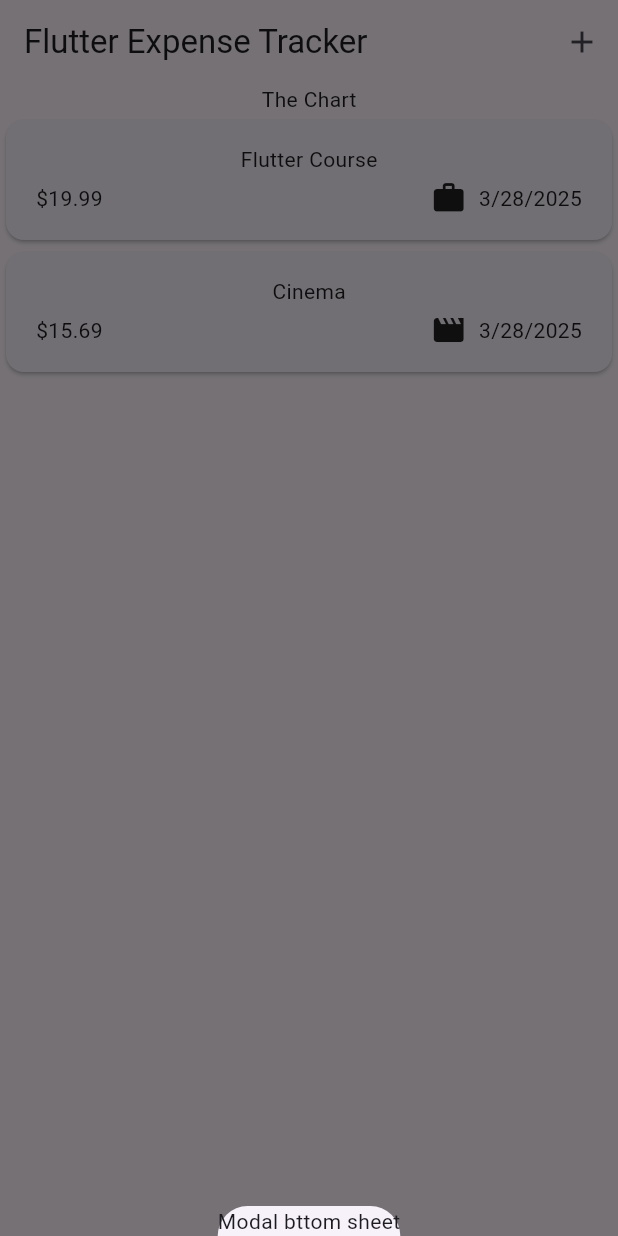
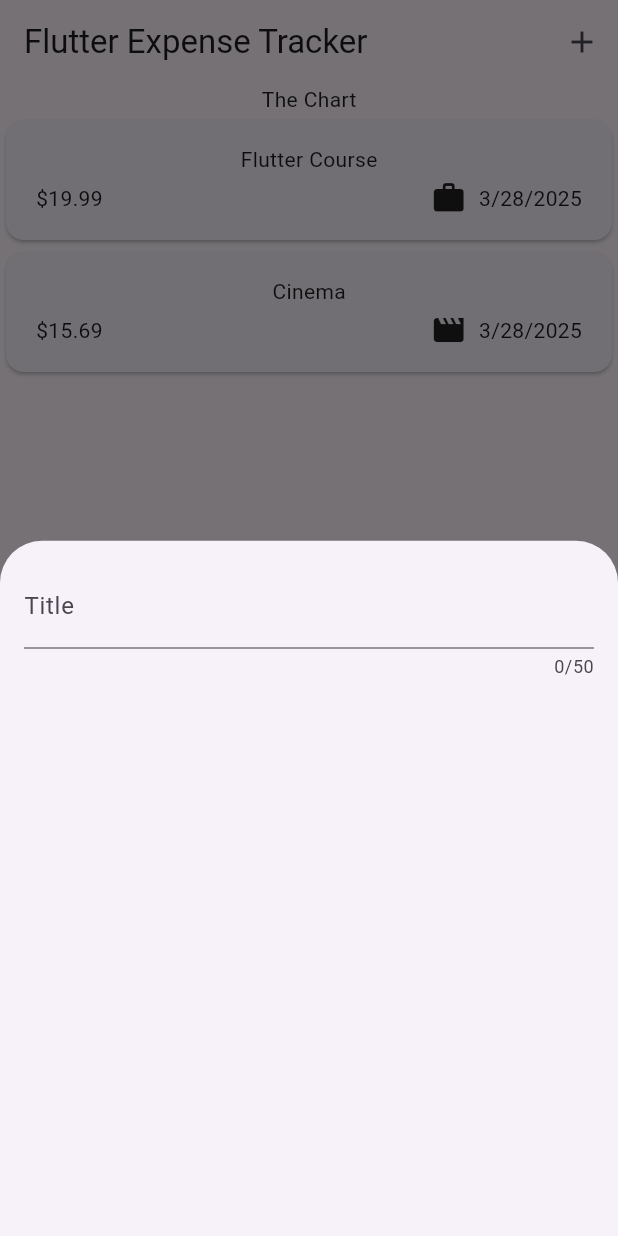
Before and after one commit to joehfree/academind-flutter-course, a Flutter app: the screen it shows after launch, after a tap on the "add" icon, on a phone screen of 412 x 824 dp. Run offline on Flutter 3.47's test engine with Material 3 defaults, Android fonts, the phone set to English and light mode, and no system bars; our stand-ins replace google_fonts.

Commit message:
Lecture 108:  Handling user text input with the TextField widget

```diff
--- a/expense_tracker/lib/widgets/expenses.dart
+++ b/expense_tracker/lib/widgets/expenses.dart
@@ -1,3 +1,4 @@
+import 'package:expense_tracker/widgets/new_expense.dart';
 import 'package:flutter/material.dart';
 import 'package:expense_tracker/models/expense.dart';
 import 'package:expense_tracker/widgets/expenses_list/expenses_list.dart';
@@ -20,7 +21,7 @@ class _ExpensesState extends State<Expenses> {
   void _openAddExpenseOverlay() {
     showModalBottomSheet(
       context: context,
-      builder: (ctx) => Text('Modal bttom sheet'),
+      builder: (ctx) => const NewExpense(),
     );
   }
 
--- /dev/null
+++ b/expense_tracker/lib/widgets/new_expense.dart
@@ -0,0 +1,30 @@
+import 'package:flutter/material.dart';
+
+class NewExpense extends StatefulWidget {
+  const NewExpense({super.key});
+
+  @override
+  State<NewExpense> createState() {
+    return _NewExpenseState();
+  }
+}
+
+class _NewExpenseState extends State<NewExpense> {
+  @override
+  Widget build(BuildContext context) {
+    return Padding(
+      padding: const EdgeInsets.all(16),
+      child: Column(
+        children: const [
+          TextField(
+            maxLength: 50,
+            keyboardType: TextInputType.text,
+            decoration: InputDecoration(
+              label: Text('Title'),
+            ),
+          ),
+        ],
+      ),
+    );
+  }
+}
```
